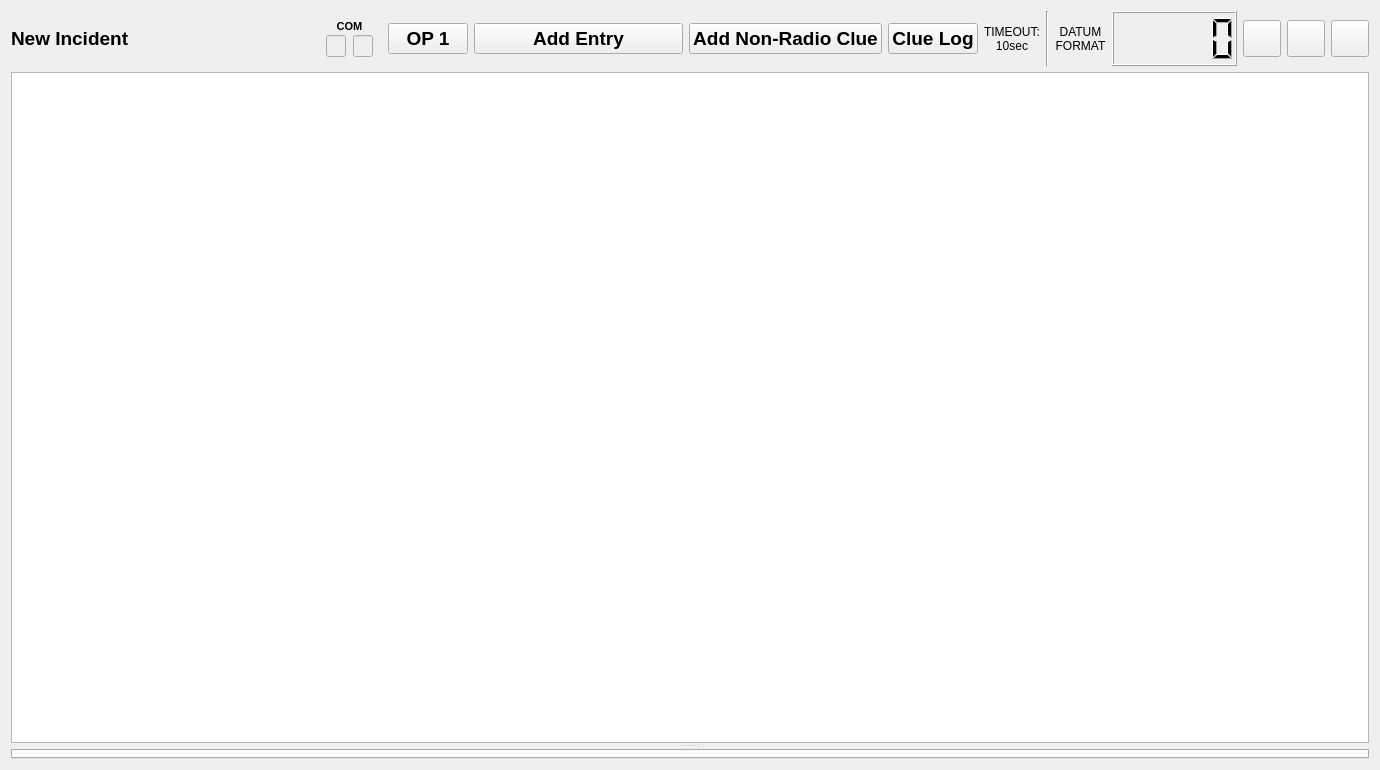
The window that radiolog.ui (ncssar/radiolog) describes before a commit, drawn with Qt 5.
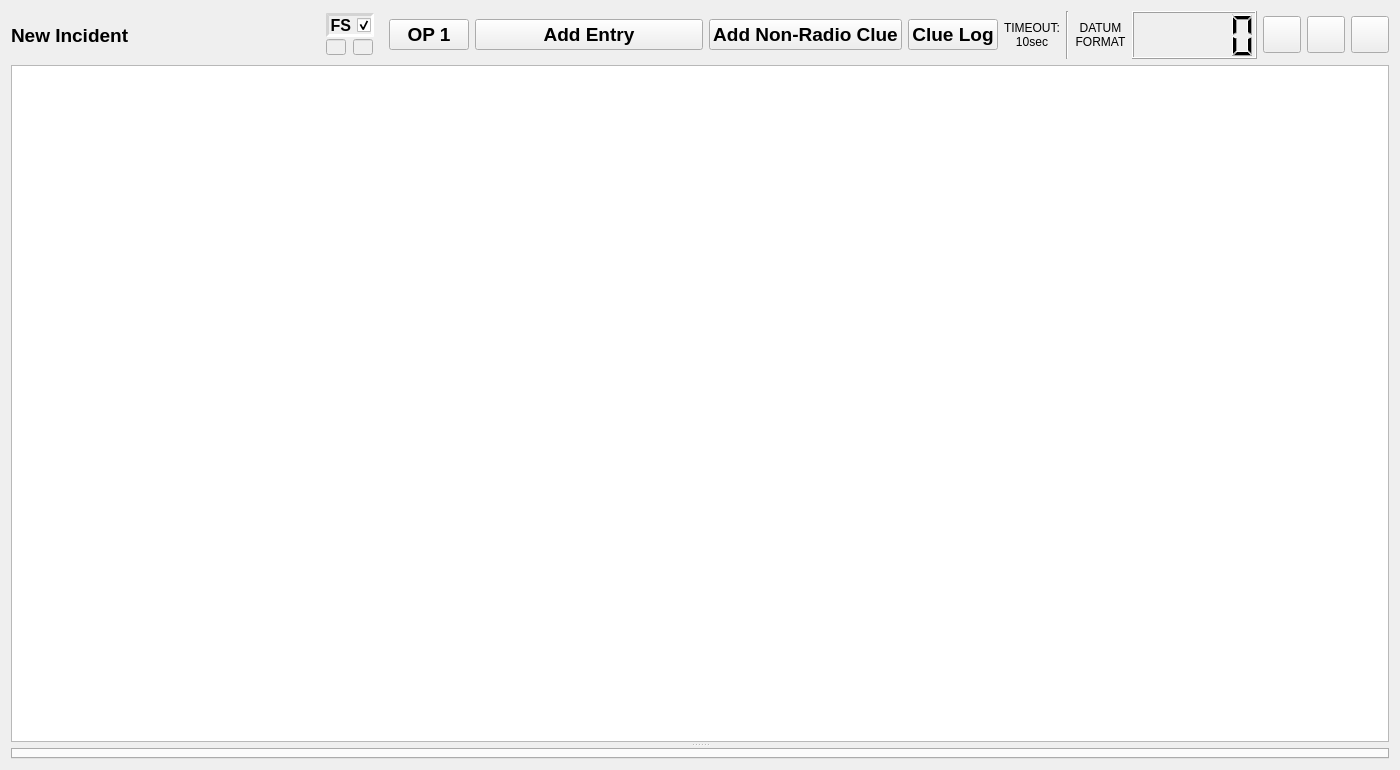
The same window after the commit. Icons and pictures are not drawn.

The edit to the form file:
```diff
--- a/radiolog.ui
+++ b/radiolog.ui
@@ -6,7 +6,7 @@
    <rect>
     <x>0</x>
     <y>0</y>
-    <width>1380</width>
+    <width>1400</width>
     <height>770</height>
    </rect>
   </property>
@@ -45,6 +45,9 @@
      </item>
      <item>
       <widget class="QWidget" name="comPortLayoutWidget" native="true">
+       <property name="enabled">
+        <bool>true</bool>
+       </property>
        <property name="sizePolicy">
         <sizepolicy hsizetype="Fixed" vsizetype="Preferred">
          <horstretch>0</horstretch>
@@ -55,23 +58,51 @@
         <property name="spacing">
          <number>2</number>
         </property>
+        <property name="topMargin">
+         <number>2</number>
+        </property>
+        <property name="bottomMargin">
+         <number>4</number>
+        </property>
         <item>
-         <widget class="QLabel" name="comPortsLabel">
+         <layout class="QHBoxLayout" name="fsEnableLayout">
+          <item>
+           <widget class="QCheckBox" name="fsCheckBox">
+            <property name="maximumSize">
+             <size>
+              <width>16777215</width>
+              <height>24</height>
+             </size>
+            </property>
           <property name="font">
            <font>
             <family>Segoe UI</family>
-            <pointsize>8</pointsize>
+              <pointsize>12</pointsize>
             <weight>75</weight>
             <bold>true</bold>
            </font>
           </property>
+            <property name="layoutDirection">
+             <enum>Qt::RightToLeft</enum>
+            </property>
+            <property name="styleSheet">
+             <string notr="true">border:3px inset lightgray</string>
+            </property>
           <property name="text">
-           <string>COM</string>
-          </property>
-          <property name="alignment">
-           <set>Qt::AlignCenter</set>
-          </property>
-         </widget>
+             <string>FS</string>
+            </property>
+            <property name="iconSize">
+             <size>
+              <width>20</width>
+              <height>20</height>
+             </size>
+            </property>
+            <property name="checked">
+             <bool>true</bool>
+            </property>
+           </widget>
+          </item>
+         </layout>
         </item>
         <item>
          <layout class="QHBoxLayout" name="comPortLightsLayout">
@@ -89,7 +120,7 @@
             <property name="maximumSize">
              <size>
               <width>20</width>
-              <height>16777215</height>
+              <height>16</height>
              </size>
             </property>
             <property name="font">
@@ -107,7 +138,7 @@
             <property name="maximumSize">
              <size>
               <width>20</width>
-              <height>16777215</height>
+              <height>16</height>
              </size>
             </property>
             <property name="font">
```
Left out of the diff: 22 changed lines with no effect on the pictures. Lines whose indentation alone changed are shown as unchanged.
